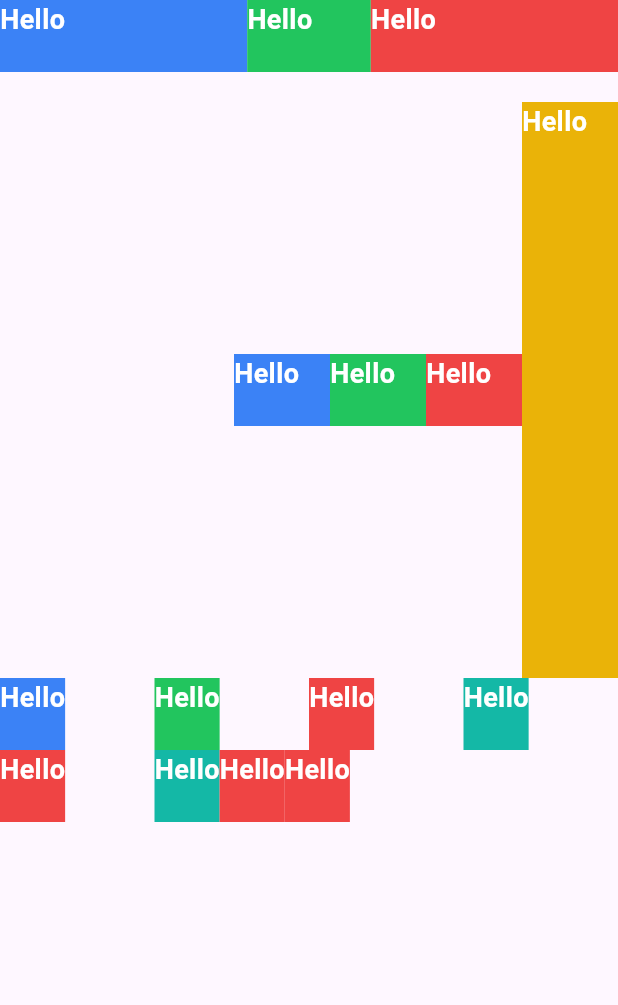
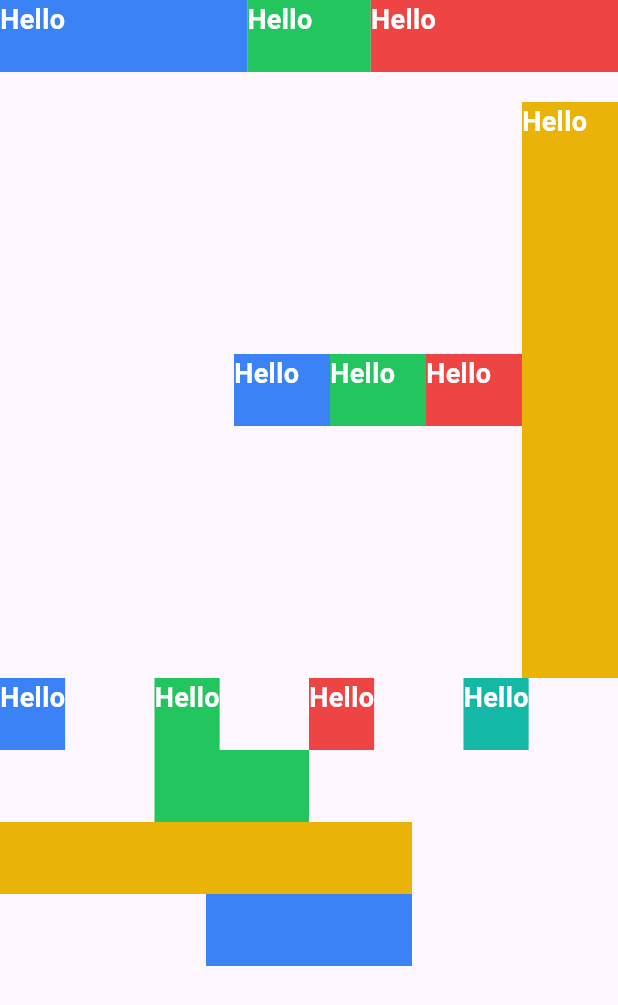
Before and after one commit to MRGRAVITY817/flutterwind, a Flutter app: the screen it shows after launch, on a phone screen of 412 x 824 dp. Shown: the top 1005 px of the screen. Run offline on Flutter 3.47's test engine with Material 3 defaults, Android fonts, the phone set to English and light mode, and no system bars; drawn by our look-alikes of flutter_layout_grid.

Commit message:
feat(flexbox_grid): add parse_grid_column_start_end and parse_grid_rows

````diff
--- a/example/lib/main.dart
+++ b/example/lib/main.dart
@@ -1,4 +1,5 @@
 import 'package:flutter/material.dart';
+import 'package:flutter_layout_grid/flutter_layout_grid.dart';
 import 'package:flutterwind/flutterwind.dart';
 
 void main() {
@@ -27,11 +28,11 @@ class MyHomePage extends StatelessWidget {
 
   @override
   Widget build(BuildContext context) {
-    return const Scaffold(
+    return Scaffold(
       body: SafeArea(
         child: Column(
           children: [
-            FwContainer(
+            const FwContainer(
               style: "w-full",
               child: Row(
                 children: [
@@ -59,8 +60,8 @@ class MyHomePage extends StatelessWidget {
                 ],
               ),
             ),
-            SizedBox(height: 20),
-            FwFlex(
+            const SizedBox(height: 20),
+            const FwFlex(
               style: "flex-row h-96 justify-end items-center",
               children: [
                 FwContainer(
@@ -93,7 +94,7 @@ class MyHomePage extends StatelessWidget {
                 ),
               ],
             ),
-            FwGrid(
+            const FwGrid(
               style: "grid-cols-4 gap-4",
               children: [
                 FwContainer(
@@ -125,38 +126,20 @@ class MyHomePage extends StatelessWidget {
                   ),
                 ),
                 FwContainer(
-                  style: "h-12 bg-red-500",
-                  child: FwText(
-                    style: "text-lg text-white font-bold",
-                    text: "Hello",
-                  ),
+                  style: "bg-green-500 col-start-1 col-span-2 h-12",
                 ),
-                FwGrid(
-                  style: "grid-cols-subgrid",
-                  children: [
-                    FwContainer(
-                      style: "h-12 bg-teal-500",
-                      child: FwText(
-                        style: "text-lg text-white font-bold",
-                        text: "Hello",
-                      ),
-                    ),
-                    FwContainer(
-                      style: "h-12 bg-red-500",
-                      child: FwText(
-                        style: "text-lg text-white font-bold",
-                        text: "Hello",
-                      ),
-                    ),
-                    FwContainer(
-                      style: "h-12 bg-red-500",
-                      child: FwText(
-                        style: "text-lg text-white font-bold",
-                        text: "Hello",
-                      ),
-                    ),
-                  ],
-                )
+              ],
+            ),
+            LayoutGrid(
+              columnSizes: const [auto, auto, auto],
+              rowSizes: const [auto, auto],
+              children: [
+                const FwContainer(
+                  style: "bg-yellow-500 h-12",
+                ).withGridPlacement(columnStart: 0, columnSpan: 2),
+                const FwContainer(
+                  style: "bg-blue-500 h-12",
+                ).withGridPlacement(columnStart: 1, rowStart: 1),
               ],
             ),
           ],
--- a/example/pubspec.yaml
+++ b/example/pubspec.yaml
@@ -14,6 +14,7 @@ dependencies:
   google_fonts: ^6.2.1
   flutterwind:
     path: ../
+  flutter_layout_grid: ^2.0.6
 
 dev_dependencies:
   flutter_test:
--- a/lib/src/parse_style/flexbox_grid/parse_grid_template_columns.dart
+++ b/lib/src/parse_style/flexbox_grid/parse_grid_template_columns.dart
@@ -19,7 +19,7 @@ import 'package:flutterwind/src/parse_style/utils/match_one_class.dart';
 ///   "grid-cols": 1,
 /// }
 /// ```
-Map<String, int> parseGridTemplateColumns(List<String> classes) {
+Map<String, int> parseGridColumns(List<String> classes) {
   return matchOneClassMap(
     classes: classes,
     classMap: gridTemplateColumnsMap,
--- a/lib/src/parse_style/parse_style.dart
+++ b/lib/src/parse_style/parse_style.dart
@@ -4,6 +4,8 @@ import 'package:flutterwind/src/parse_style/flexbox_grid/parse_align_self.dart';
 import 'package:flutterwind/src/parse_style/flexbox_grid/parse_flex.dart';
 import 'package:flutterwind/src/parse_style/flexbox_grid/parse_flex_direction.dart';
 import 'package:flutterwind/src/parse_style/flexbox_grid/parse_grid_cols_subgrid.dart';
+import 'package:flutterwind/src/parse_style/flexbox_grid/parse_grid_column_start_end.dart';
+import 'package:flutterwind/src/parse_style/flexbox_grid/parse_grid_rows.dart';
 import 'package:flutterwind/src/parse_style/flexbox_grid/parse_grid_template_columns.dart';
 import 'package:flutterwind/src/parse_style/flexbox_grid/parse_justify_content.dart';
 import 'package:flutterwind/src/parse_style/parse_color.dart';
@@ -68,8 +70,10 @@ Map<String, dynamic> parseStyle(String style, Size size) {
     ...parseJustifyContent(classes),
     ...parseAlignItems(classes),
     ...parseAlignSelf(classes),
-    ...parseGridTemplateColumns(classes),
+    ...parseGridColumns(classes),
     ...parseGridColsSubgrid(classes),
+    ...parseGridColumnStartEnd(classes),
+    ...parseGridRows(classes),
     // Typography
     ...parseFontSize(classes),
     ...parseFontWeight(classes),
--- a/lib/src/widgets/fw_container.dart
+++ b/lib/src/widgets/fw_container.dart
@@ -1,4 +1,5 @@
 import 'package:flutter/material.dart';
+import 'package:flutter_layout_grid/flutter_layout_grid.dart';
 import 'package:flutterwind/src/parse_style/parse_style.dart';
 
 class FwContainer extends StatelessWidget {
@@ -21,6 +22,15 @@ class FwContainer extends StatelessWidget {
 
     final containerStyle = FwContainerStyle.from(context, style!);
 
+    final styledChild = Container(
+      height: containerStyle.height,
+      width: containerStyle.width,
+      padding: containerStyle.padding,
+      margin: containerStyle.margin,
+      decoration: containerStyle.decoration,
+      child: child,
+    );
+
     if (containerStyle.alignSelf != null) {
       final Flex? parentFlex = context.findAncestorWidgetOfExactType<Flex>();
       if (parentFlex != null) {
@@ -29,26 +39,20 @@ class FwContainer extends StatelessWidget {
           textBaseline: TextBaseline.alphabetic,
           crossAxisAlignment: containerStyle.alignSelf!,
           children: [
-            Container(
-              height: containerStyle.height,
-              width: containerStyle.width,
-              padding: containerStyle.padding,
-              margin: containerStyle.margin,
-              decoration: containerStyle.decoration,
-              child: child,
-            )
+            styledChild,
           ],
         );
       }
     }
 
-    return Container(
-      height: containerStyle.height,
-      width: containerStyle.width,
-      padding: containerStyle.padding,
-      margin: containerStyle.margin,
-      decoration: containerStyle.decoration,
-      child: child,
+    if (containerStyle.columnStart == null &&
+        containerStyle.columnSpan == null) {
+      return styledChild;
+    }
+
+    return styledChild.withGridPlacement(
+      columnStart: containerStyle.columnStart ?? 1,
+      columnSpan: containerStyle.columnSpan ?? 1,
     );
   }
 }
@@ -60,6 +64,8 @@ class FwContainerStyle {
   final double? height;
   final double? width;
   final CrossAxisAlignment? alignSelf;
+  final int? columnStart;
+  final int? columnSpan;
 
   FwContainerStyle({
     this.padding,
@@ -68,6 +74,8 @@ class FwContainerStyle {
     this.height,
     this.width,
     this.alignSelf,
+    this.columnStart,
+    this.columnSpan,
   });
 
   factory FwContainerStyle.from(BuildContext context, String style) {
@@ -78,22 +86,34 @@ class FwContainerStyle {
             ? (styleMap['dark:border-color'] ?? styleMap['border-color'])
             : styleMap['border-color']) ??
         Colors.transparent;
+    final hasPadding = styleMap.containsKey('pt') ||
+        styleMap.containsKey('pr') ||
+        styleMap.containsKey('pb') ||
+        styleMap.containsKey('pl');
+    final hasMargin = styleMap.containsKey('mt') ||
+        styleMap.containsKey('mr') ||
+        styleMap.containsKey('mb') ||
+        styleMap.containsKey('ml');
 
     return FwContainerStyle(
       height: styleMap['h'],
       width: styleMap['w'],
-      padding: EdgeInsets.only(
+      padding: hasPadding
+          ? EdgeInsets.only(
               top: styleMap['pt'],
               right: styleMap['pr'],
               bottom: styleMap['pb'],
               left: styleMap['pl'],
-      ),
-      margin: EdgeInsets.only(
+            )
+          : null,
+      margin: hasMargin
+          ? EdgeInsets.only(
               top: styleMap['mt'],
               right: styleMap['mr'],
               bottom: styleMap['mb'],
               left: styleMap['ml'],
-      ),
+            )
+          : null,
       decoration: BoxDecoration(
         color: isDark
             ? (styleMap['dark:bg-color'] ?? styleMap['bg-color'])
@@ -124,6 +144,8 @@ class FwContainerStyle {
         ),
       ),
       alignSelf: styleMap['align-self'],
+      columnStart: styleMap['grid-column-start'],
+      columnSpan: styleMap['grid-column-end'],
     );
   }
 }
--- a/lib/src/widgets/fw_grid.dart
+++ b/lib/src/widgets/fw_grid.dart
@@ -1,5 +1,6 @@
 import 'package:flutter/widgets.dart';
 import 'package:flutter_layout_grid/flutter_layout_grid.dart';
+import 'package:flutterwind/flutterwind.dart';
 import 'package:flutterwind/src/parse_style/parse_style.dart';
 
 class FwGrid extends StatelessWidget {
@@ -21,22 +22,34 @@ class FwGrid extends StatelessWidget {
         context.findAncestorWidgetOfExactType<LayoutGrid>();
 
     // If parent grid is found, use its column count
-    final int columns = parentGrid?.columnSizes.length ?? fwStyle.columns ?? 1;
+    final int columns = fwStyle.isSubgrid
+        ? (parentGrid?.columnSizes.length ?? 1)
+        : fwStyle.columns ?? 1;
 
-    return LayoutGrid(
-      columnSizes: [
-        for (int i = 0; i < columns; i++) auto,
-      ],
-      rowSizes: [
-        for (int i = 0; i < children.length; i++) auto,
-      ],
-      children: children,
+    int rowCount(List<Widget> children, int columns) {
+      return (children.length / columns).ceil();
+    }
+
+    return FwContainer(
+      style: style,
+      child: LayoutGrid(
+        columnSizes: List.generate(
+          columns,
+          (index) => auto,
+        ),
+        rowSizes: List.generate(
+          rowCount(children, columns),
+          (index) => auto,
+        ),
+        children: children,
+      ),
     );
   }
 }
 
 class FwGridStyle {
   final int? columns;
+  final int? rows;
   final double? spacing;
   final double? runSpacing;
   final CrossAxisAlignment? alignSelf;
@@ -44,6 +57,7 @@ class FwGridStyle {
 
   const FwGridStyle({
     this.columns,
+    this.rows,
     this.spacing,
     this.runSpacing,
     this.alignSelf,
@@ -55,6 +69,7 @@ class FwGridStyle {
 
     return FwGridStyle(
       columns: styleMap["grid-cols"],
+      rows: styleMap["grid-rows"],
       spacing: styleMap["gap"],
       runSpacing: styleMap["row-gap"],
       alignSelf: styleMap["align-self"],
````
Also changed, not shown: lib/src/parse_style/flexbox_grid/parse_grid_column_start_end.dart (added, +110 -0 lines), lib/src/parse_style/flexbox_grid/parse_grid_rows.dart (added, +24 -0 lines), lib/src/parse_style/parse_spacing.dart (+10 -0 lines), 4 other files. Lines whose indentation alone changed are shown as unchanged.
